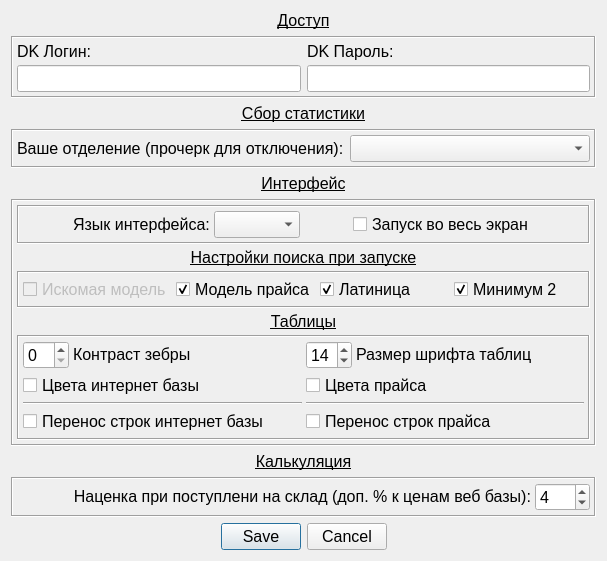
Before: the Qt Designer form UI/window_settings.ui in Wrexan/MDA, drawn with Qt 5.
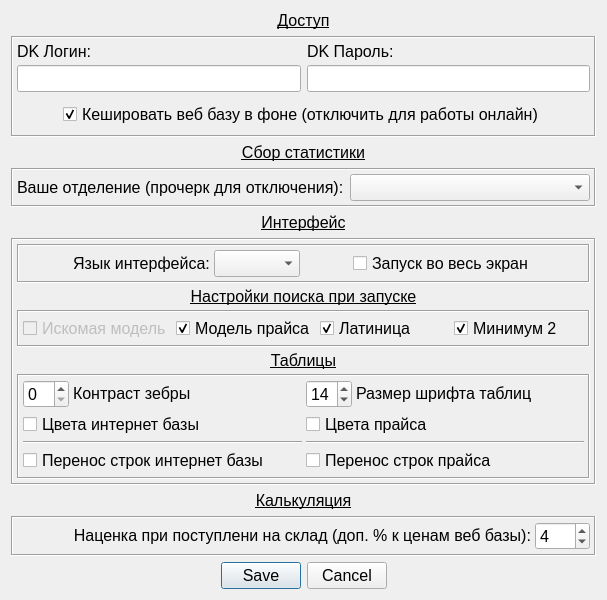
After: the same form once the commit is applied. Icons and pictures are not drawn.

Commit message: changed ui add update btns for price and web base status add labels for more clearance add chkbx to config for base caching add translation for new ui elements

Patch:
```diff
--- a/UI/window_settings.ui
+++ b/UI/window_settings.ui
@@ -6,8 +6,8 @@
    <rect>
     <x>0</x>
     <y>0</y>
-    <width>640</width>
-    <height>565</height>
+    <width>610</width>
+    <height>594</height>
    </rect>
   </property>
   <property name="sizePolicy">
@@ -77,7 +77,7 @@
      <property name="frameShadow">
       <enum>QFrame::Sunken</enum>
      </property>
-     <layout class="QHBoxLayout" name="horizontalLayout_4">
+     <layout class="QVBoxLayout" name="verticalLayout_12">
       <property name="sizeConstraint">
        <enum>QLayout::SetMinimumSize</enum>
       </property>
@@ -94,6 +94,21 @@
        <number>4</number>
       </property>
       <item>
+       <widget class="QWidget" name="widget" native="true">
+        <layout class="QHBoxLayout" name="horizontalLayout_8">
+         <property name="leftMargin">
+          <number>0</number>
+         </property>
+         <property name="topMargin">
+          <number>0</number>
+         </property>
+         <property name="rightMargin">
+          <number>0</number>
+         </property>
+         <property name="bottomMargin">
+          <number>0</number>
+         </property>
+         <item>
        <layout class="QVBoxLayout" name="verticalLayout_6">
         <property name="spacing">
          <number>4</number>
@@ -138,6 +153,72 @@
          <widget class="QLineEdit" name="web_password"/>
         </item>
        </layout>
+         </item>
+        </layout>
+       </widget>
+      </item>
+      <item>
+       <widget class="QWidget" name="widget_2" native="true">
+        <layout class="QHBoxLayout" name="horizontalLayout_9">
+         <property name="leftMargin">
+          <number>4</number>
+         </property>
+         <property name="topMargin">
+          <number>4</number>
+         </property>
+         <property name="rightMargin">
+          <number>4</number>
+         </property>
+         <property name="bottomMargin">
+          <number>4</number>
+         </property>
+         <item>
+          <spacer name="horizontalSpacer">
+           <property name="orientation">
+            <enum>Qt::Horizontal</enum>
+           </property>
+           <property name="sizeHint" stdset="0">
+            <size>
+             <width>40</width>
+             <height>20</height>
+            </size>
+           </property>
+          </spacer>
+         </item>
+         <item>
+          <widget class="QCheckBox" name="chb_dk9_caching">
+           <property name="enabled">
+            <bool>true</bool>
+           </property>
+           <property name="sizePolicy">
+            <sizepolicy hsizetype="Minimum" vsizetype="Fixed">
+             <horstretch>0</horstretch>
+             <verstretch>0</verstretch>
+            </sizepolicy>
+           </property>
+           <property name="text">
+            <string>Кешировать веб базу в фоне (отключить для работы онлайн)</string>
+           </property>
+           <property name="checked">
+            <bool>true</bool>
+           </property>
+          </widget>
+         </item>
+         <item>
+          <spacer name="horizontalSpacer_2">
+           <property name="orientation">
+            <enum>Qt::Horizontal</enum>
+           </property>
+           <property name="sizeHint" stdset="0">
+            <size>
+             <width>40</width>
+             <height>20</height>
+            </size>
+           </property>
+          </spacer>
+         </item>
+        </layout>
+       </widget>
       </item>
      </layout>
     </widget>
```
Lines whose indentation alone changed are shown as unchanged. The commit also changes 6 other files.
